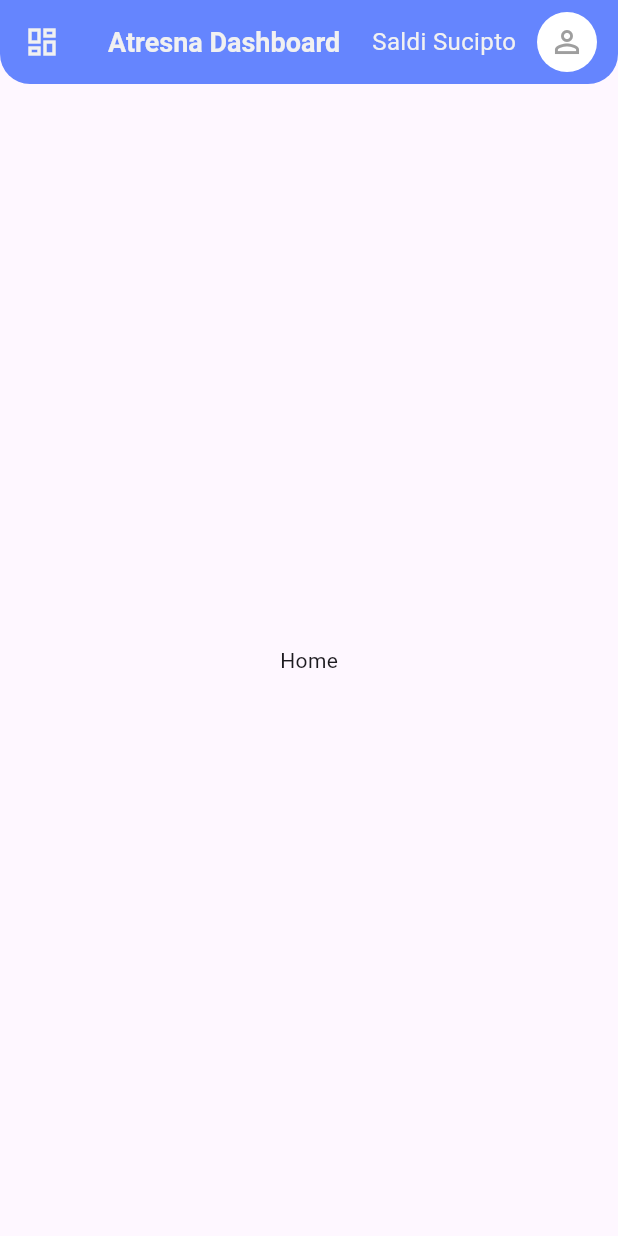
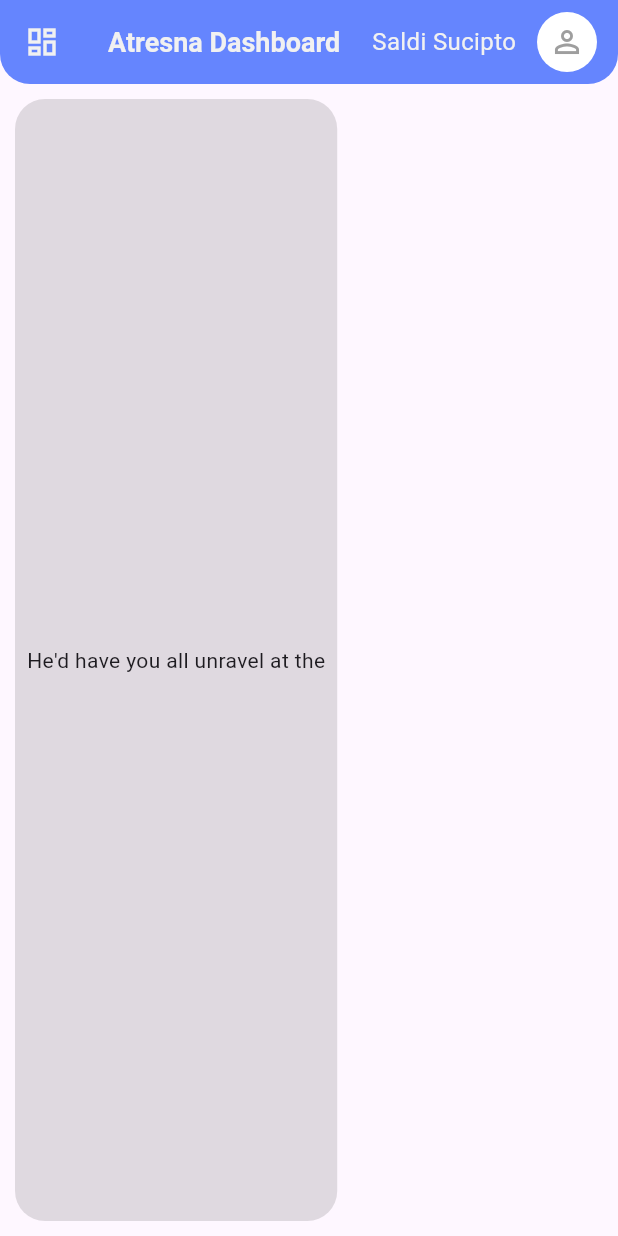
Before and after one commit to saldisucipto/flutter_projects, a Flutter app: the screen it shows after launch, on a phone screen of 412 x 824 dp. Run offline on Flutter 3.47's test engine with Material 3 defaults, Android fonts, the phone set to English and light mode, and no system bars; our stand-ins replace sqflite_common_ffi; missing offline and left inert: bitsdojo_window; accounts and stored records are empty.

Commit message:
just updated components

```diff
--- /dev/null
+++ b/lib/components/card_panel.dart
@@ -0,0 +1,28 @@
+import 'package:flutter/material.dart';
+
+class CardPanel extends StatelessWidget {
+  final String textCardTitle;
+  final String? routeName;
+
+  const CardPanel(
+      {super.key, required this.textCardTitle, required this.routeName});
+
+  @override
+  Widget build(BuildContext context) {
+    return GestureDetector(
+      onTap: () {
+        Navigator.of(context).pushNamed(routeName!);
+      },
+      child: Container(
+        padding: const EdgeInsets.all(8),
+        decoration: BoxDecoration(
+          color: Colors.black12,
+          borderRadius: BorderRadius.circular(20),
+        ),
+        child: const Center(
+          child: Text("He'd have you all unravel at the"),
+        ),
+      ),
+    );
+  }
+}
--- a/lib/main.dart
+++ b/lib/main.dart
@@ -7,8 +7,9 @@ void main() {
 
   doWhenWindowReady(() {
     final win = appWindow;
-    const initialSize = Size(800, 600);
+    const initialSize = Size(1024, 768);
     win.minSize = initialSize;
+    win.maxSize = const Size(1280, 720);
     win.size = initialSize;
     win.alignment = Alignment.center;
     win.title = "My Apps";
--- a/lib/screens/home_page.dart
+++ b/lib/screens/home_page.dart
@@ -1,5 +1,6 @@
 import 'package:apps/Utils/database_helper.dart';
 import 'package:apps/Utils/theme.dart';
+import 'package:apps/components/card_panel.dart';
 import 'package:apps/models/User.dart';
 import 'package:flutter/material.dart';
 
@@ -75,8 +76,16 @@ class HomePageState extends State<HomePage> {
           )
         ],
       ),
-      body: const Center(
-        child: Text("Home"),
+      body: Padding(
+        padding: const EdgeInsets.all(10.0),
+        child: Row(
+          children: [
+            CardPanel(
+              textCardTitle: "textCardTitle",
+              routeName: null,
+            )
+          ],
+        ),
       ),
       drawer: Drawer(
         backgroundColor: bgColor1,
```
